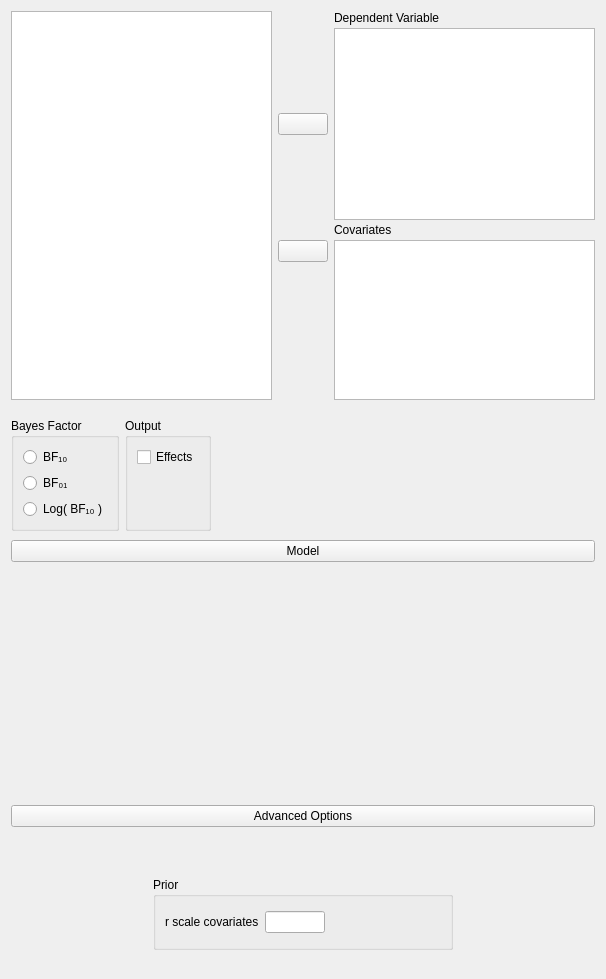
This is JASP-Desktop/analysisforms/regressionlinearbayesianform.ui in jasp-stats/jasp-desktop as Qt 5 draws it before an edit. The edited form follows.
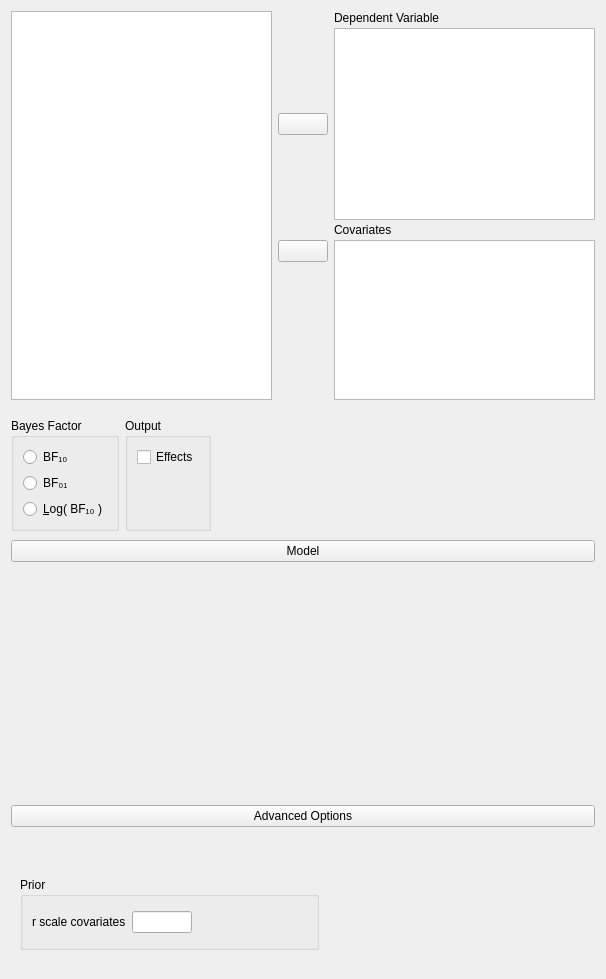
This is the edited form. Custom widgets are drawn as their Qt base class.

Commit message: left align rscale input box-regression-common

```diff
--- a/JASP-Desktop/analysisforms/regressionlinearbayesianform.ui
+++ b/JASP-Desktop/analysisforms/regressionlinearbayesianform.ui
@@ -246,7 +246,7 @@
          <item row="2" column="0">
           <widget class="QRadioButton" name="_3">
            <property name="text">
-            <string>Log( BF₁₀ )</string>
+            <string>&amp;Log( BF₁₀ )</string>
            </property>
           </widget>
          </item>
@@ -423,6 +423,25 @@
            </layout>
           </widget>
          </item>
+         <item row="0" column="1">
+          <widget class="QWidget" name="widget" native="true">
+           <layout class="QGridLayout" name="gridLayout_10">
+            <item row="0" column="0">
+             <spacer name="horizontalSpacer_2">
+              <property name="orientation">
+               <enum>Qt::Horizontal</enum>
+              </property>
+              <property name="sizeHint" stdset="0">
+               <size>
+                <width>243</width>
+                <height>20</height>
+               </size>
+              </property>
+             </spacer>
+            </item>
+           </layout>
+          </widget>
+         </item>
         </layout>
        </widget>
       </item>
```
